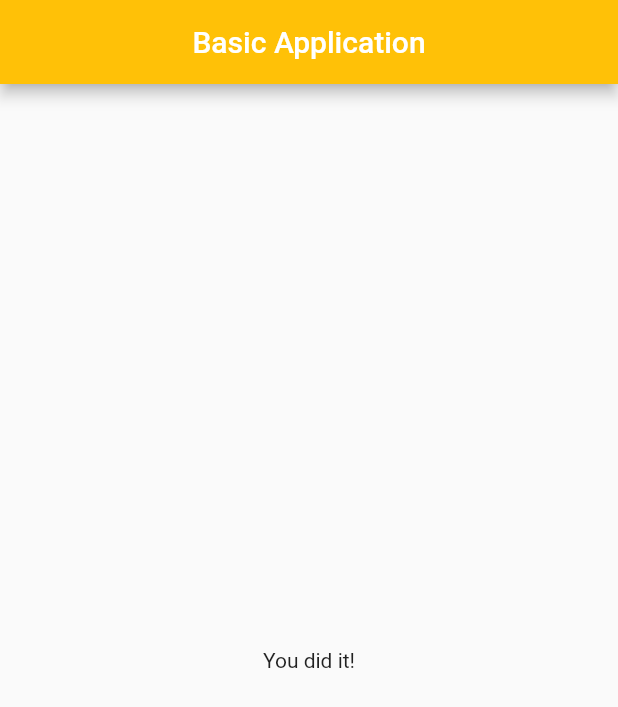
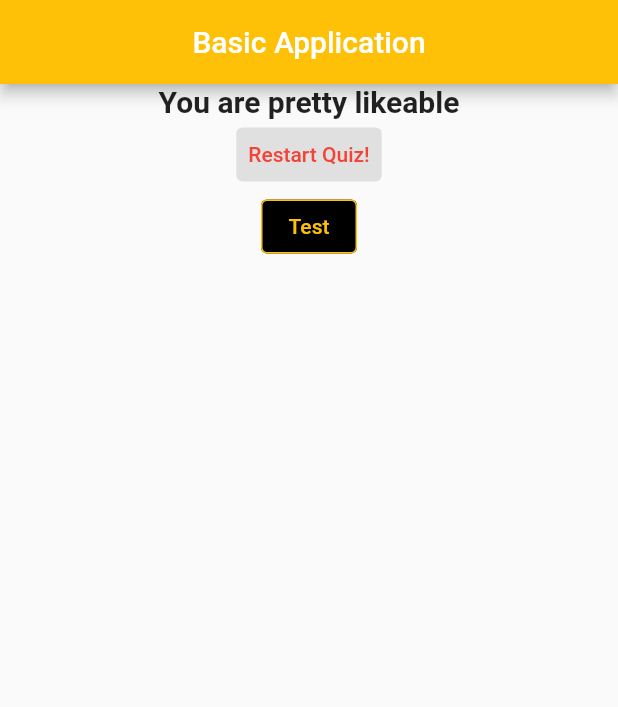
Before and after one commit to AmirSyafiq2112/basic_application, a Flutter app: the screen it shows after launch, after a tap on "Red", after a tap on "Snake", after a tap on "Hex", on a phone screen of 412 x 824 dp. Shown: the top 707 px of the screen. Run offline on Flutter 3.47's test engine with Material 2 defaults, Android fonts, the phone set to English and light mode, and no system bars.

Commit message:
complete the basic_application tutorial

```diff
--- a/lib/main.dart
+++ b/lib/main.dart
@@ -47,6 +47,13 @@ class _MyAppState extends State<MyApp> {
   var _questionIndex = 0;
   var _totalScore = 0;
 
+  void _resetQuiz() {
+    setState(() {
+      _questionIndex = 0;
+      _totalScore = 0;
+    });
+  }
+
   void _answerQuestion(int score) {
     _totalScore += score;
 
@@ -77,7 +84,7 @@ class _MyAppState extends State<MyApp> {
                 questionIndex: _questionIndex,
                 answerQuestion: _answerQuestion,
               )
-            : Result(),
+            : Result(_totalScore, _resetQuiz),
       ),
     );
   }
--- a/lib/result.dart
+++ b/lib/result.dart
@@ -1,10 +1,57 @@
 import 'package:flutter/material.dart';
 
 class Result extends StatelessWidget {
+  final int resultScore;
+  final Function resetQuiz;
+
+  Result(this.resultScore, this.resetQuiz);
+
+  String get resultPhrase {
+    print(resultScore);
+
+    String resultText;
+
+    if (resultScore < 5)
+      resultText = "Wow, you are so boring...";
+    else if (resultScore < 10)
+      resultText = "You are...strange?!";
+    else if (resultScore < 15)
+      resultText = "You are pretty likeable";
+    else
+      resultText = "You are awesome human being";
+
+    return resultText;
+  }
+
   @override
   Widget build(BuildContext context) {
     return Center(
-      child: Text('You did it!'),
+      child: Column(
+        children: [
+          Text(
+            resultPhrase,
+            style: TextStyle(fontSize: 20, fontWeight: FontWeight.bold),
+            textAlign: TextAlign.center,
+          ),
+          TextButton(
+            // style: ButtonStyle(
+            //   backgroundColor: MaterialStateProperty.all(Colors.grey[300]),
+            //   foregroundColor: MaterialStateProperty.all(Colors.black),
+            // ),
+            style: TextButton.styleFrom(
+                backgroundColor: Colors.grey[300], foregroundColor: Colors.red),
+            onPressed: resetQuiz,
+            child: Text('Restart Quiz!'),
+          ),
+          OutlinedButton(
+              style: OutlinedButton.styleFrom(
+                  foregroundColor: Colors.amber,
+                  backgroundColor: Colors.black,
+                  side: BorderSide(color: Colors.amber)),
+              onPressed: () {},
+              child: Text('Test'))
+        ],
+      ),
     );
   }
 }
```
